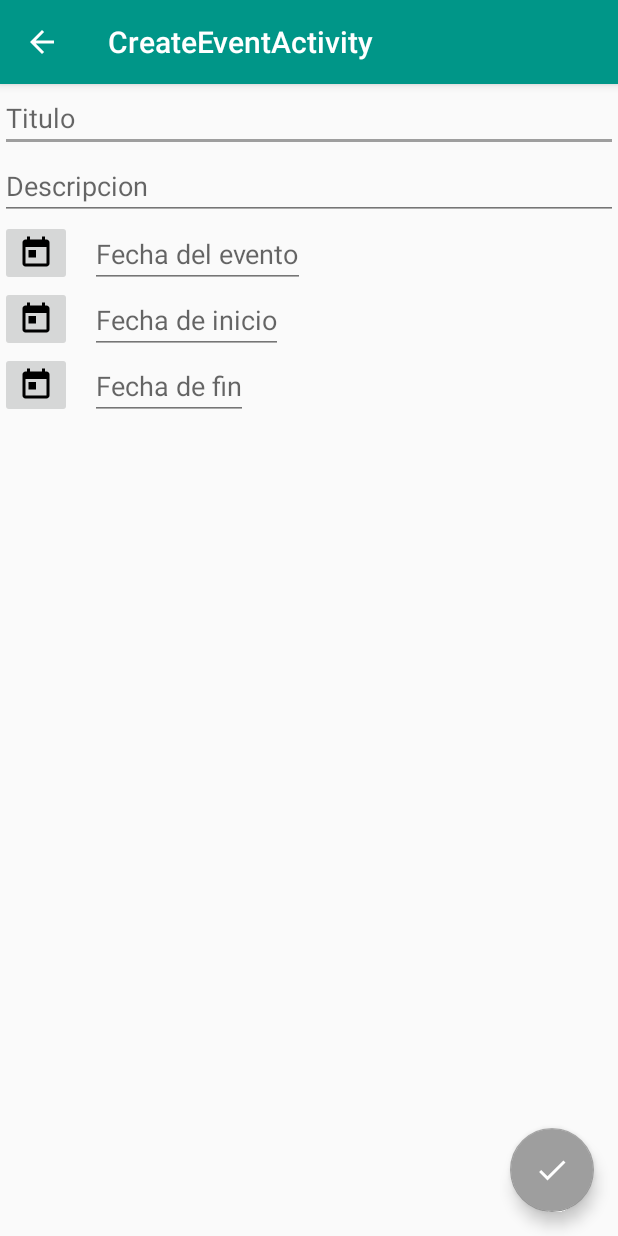
After one commit to Boris-UTP/netgame, an Android app: the CreateEventActivity screen opened directly, with no data from a screen before it, on a phone screen of 412 x 824 dp. The commit adds this screen. Run offline under Robolectric (Android 15) with nearby library versions, the phone set to English and light mode, and no system bars.

Commit message:
Modulo de Evento
listado de eventos, creacion de eventos y diseño de las vistas

```diff
--- a/app/src/main/AndroidManifest.xml
+++ b/app/src/main/AndroidManifest.xml
@@ -59,6 +59,10 @@
         <activity
             android:name=".activities.DetailPublicationActivity"
             android:label="@string/title_activity_detail_publication"
+            android:theme="@style/AppTheme.NoActionBar" />
+        <activity
+            android:name=".activities.CreateEventActivity"
+            android:label="@string/title_activity_create_event"
             android:theme="@style/AppTheme.NoActionBar"></activity>
     </application>
 
--- /dev/null
+++ b/app/src/main/java/com/netgame/netgame/activities/CreateEventActivity.java
@@ -0,0 +1,53 @@
+package com.netgame.netgame.activities;
+
+import android.content.Intent;
+import android.os.Bundle;
+import android.support.design.widget.FloatingActionButton;
+import android.support.design.widget.Snackbar;
+import android.support.v7.app.ActionBar;
+import android.support.v7.app.AppCompatActivity;
+import android.support.v7.widget.Toolbar;
+import android.view.MenuItem;
+import android.view.View;
+
+import com.netgame.netgame.R;
+
+public class CreateEventActivity extends AppCompatActivity {
+
+    private FloatingActionButton createEventFloatingActionButton;
+
+    @Override
+    protected void onCreate(Bundle savedInstanceState) {
+        super.onCreate(savedInstanceState);
+        setContentView(R.layout.activity_create_event);
+
+        addToolbar();
+
+        createEventFloatingActionButton = findViewById(R.id.createEventFloatingActionButton);
+
+    }
+
+    private void addToolbar() {
+        Toolbar toolbar = (Toolbar) findViewById(R.id.toolbar);
+        setSupportActionBar(toolbar);
+
+        ActionBar actionBar = getSupportActionBar();
+        if (actionBar != null) {
+            actionBar.setDisplayHomeAsUpEnabled(true);
+        }
+    }
+
+    @Override
+    public boolean onOptionsItemSelected(MenuItem item) {
+        switch (item.getItemId()) {
+            case android.R.id.home:
+                setResult(RESULT_OK, new Intent(getApplicationContext(), PublicationActivity.class));
+                finish();
+                return true;
+        }
+        return super.onOptionsItemSelected(item);
+    }
+
+
+
+}
--- a/app/src/main/java/com/netgame/netgame/network/NetGameApiService.java
+++ b/app/src/main/java/com/netgame/netgame/network/NetGameApiService.java
@@ -12,5 +12,6 @@ public class NetGameApiService {
     public static final String CREATE_USER_URL = "http://www.netgame.somee.com/v1/api/user/create";
     public static final String CREATE_PUBLICATION_URL = "http://www.netgame.somee.com/v1/api/publication/create";
     public static final String COMMENTS_URL = "http://www.netgame.somee.com/v1/api/game/publication/%s";
+    public static final String EVENTS_URL = "http://www.netgame.somee.com/v1/api/game/event/%s";
 
 }
--- /dev/null
+++ b/app/src/main/res/layout/activity_create_event.xml
@@ -0,0 +1,34 @@
+<?xml version="1.0" encoding="utf-8"?>
+<android.support.design.widget.CoordinatorLayout xmlns:android="http://schemas.android.com/apk/res/android"
+    xmlns:app="http://schemas.android.com/apk/res-auto"
+    xmlns:tools="http://schemas.android.com/tools"
+    android:layout_width="match_parent"
+    android:layout_height="match_parent"
+    tools:context="com.netgame.netgame.activities.CreateEventActivity">
+
+    <android.support.design.widget.AppBarLayout
+        android:layout_width="match_parent"
+        android:layout_height="wrap_content"
+        android:theme="@style/AppTheme.AppBarOverlay">
+
+        <android.support.v7.widget.Toolbar
+            android:id="@+id/toolbar"
+            android:layout_width="match_parent"
+            android:layout_height="?attr/actionBarSize"
+            android:background="?attr/colorPrimary"
+            app:popupTheme="@style/AppTheme.PopupOverlay" />
+
+    </android.support.design.widget.AppBarLayout>
+
+    <include layout="@layout/content_create_event" />
+
+    <android.support.design.widget.FloatingActionButton
+        android:id="@+id/createEventFloatingActionButton"
+        android:layout_width="wrap_content"
+        android:layout_height="wrap_content"
+        android:layout_gravity="bottom|end"
+        android:layout_margin="@dimen/fab_margin"
+        app:srcCompat="@drawable/ic_done_black_24dp"
+        tools:ignore="VectorDrawableCompat" />
+
+</android.support.design.widget.CoordinatorLayout>
--- /dev/null
+++ b/app/src/main/res/layout/content_create_event.xml
@@ -0,0 +1,79 @@
+<?xml version="1.0" encoding="utf-8"?>
+<android.support.constraint.ConstraintLayout xmlns:android="http://schemas.android.com/apk/res/android"
+    xmlns:app="http://schemas.android.com/apk/res-auto"
+    xmlns:tools="http://schemas.android.com/tools"
+    android:layout_width="match_parent"
+    android:layout_height="match_parent"
+    app:layout_behavior="@string/appbar_scrolling_view_behavior"
+    tools:context="com.netgame.netgame.activities.CreateEventActivity"
+    tools:showIn="@layout/activity_create_event">
+
+
+    <EditText
+        android:id="@+id/titleEditText"
+        android:layout_width="match_parent"
+        android:layout_height="wrap_content"
+        android:hint="Titulo"
+        app:layout_constraintLeft_toLeftOf="parent"
+        app:layout_constraintTop_toTopOf="parent" />
+
+    <EditText
+        android:id="@+id/descriptionEditText"
+        android:layout_width="match_parent"
+        android:layout_height="wrap_content"
+        android:inputType="textMultiLine"
+        android:hint="Descripcion"
+        app:layout_constraintLeft_toLeftOf="parent"
+        app:layout_constraintTop_toBottomOf="@id/titleEditText" />
+
+    <ImageButton
+        android:id="@+id/dateEventImageButton"
+        android:layout_width="wrap_content"
+        android:layout_height="wrap_content"
+        android:src="@drawable/ic_today_black_24dp"
+        app:layout_constraintTop_toBottomOf="@id/descriptionEditText" />
+
+    <EditText
+        android:id="@+id/dateEventEditText"
+        android:layout_width="wrap_content"
+        android:layout_height="wrap_content"
+        android:layout_marginLeft="12dp"
+        android:hint="Fecha del evento"
+        app:layout_constraintLeft_toRightOf="@id/dateEventImageButton"
+        app:layout_constraintTop_toBottomOf="@id/descriptionEditText"/>
+
+    <ImageButton
+        android:id="@+id/dateStartImageButton"
+        android:layout_width="wrap_content"
+        android:layout_height="wrap_content"
+        android:src="@drawable/ic_today_black_24dp"
+        app:layout_constraintTop_toBottomOf="@id/dateEventImageButton" />
+
+    <EditText
+        android:id="@+id/dateStartEditText"
+        android:layout_width="wrap_content"
+        android:layout_height="wrap_content"
+        android:layout_marginLeft="12dp"
+        android:hint="Fecha de inicio"
+        app:layout_constraintLeft_toRightOf="@id/dateEventImageButton"
+        app:layout_constraintTop_toBottomOf="@id/dateEventImageButton"/>
+
+    <ImageButton
+        android:id="@+id/dateEndImageButton"
+        android:layout_width="wrap_content"
+        android:layout_height="wrap_content"
+        android:src="@drawable/ic_today_black_24dp"
+        app:layout_constraintTop_toBottomOf="@id/dateStartImageButton" />
+
+    <EditText
+        android:id="@+id/dateEndTextView"
+        android:layout_width="wrap_content"
+        android:layout_height="wrap_content"
+        android:layout_marginLeft="12dp"
+        android:hint="Fecha de fin"
+        app:layout_constraintLeft_toRightOf="@id/dateStartImageButton"
+        app:layout_constraintTop_toBottomOf="@id/dateStartImageButton"/>
+
+
+
+</android.support.constraint.ConstraintLayout>
--- a/app/src/main/res/values/strings.xml
+++ b/app/src/main/res/values/strings.xml
@@ -17,4 +17,5 @@
     <string name="title_activity_publication">PublicationActivity</string>
     <string name="title_activity_post">PostActivity</string>
     <string name="title_activity_detail_publication">DetailPublicationActivity</string>
+    <string name="title_activity_create_event">CreateEventActivity</string>
 </resources>
```
Also changed, not shown: app/src/main/java/com/netgame/netgame/activities/PublicationActivity.java (+5 -4 lines), app/src/main/java/com/netgame/netgame/adapters/EventsAdapter.java (added, +73 -0 lines), app/src/main/java/com/netgame/netgame/fragments/EventsFragment.java (+104 -5 lines), app/src/main/java/com/netgame/netgame/fragments/SettingsFragment.java (+16 -1 lines), app/src/main/java/com/netgame/netgame/models/Event.java (added, +81 -0 lines), app/src/main/res/layout/card_event.xml (added, +46 -0 lines), app/src/main/res/layout/fragment_events.xml (+10 -4 lines), app/src/main/res/layout/fragment_settings.xml (+6 -5 lines), 133 other files.
